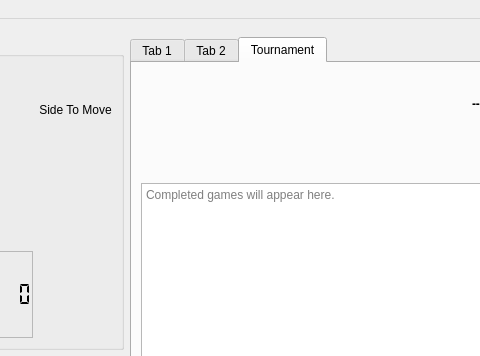
Above: app/mainwindow.ui from neluj/Xake before the change; both pictures show x 131 to 611 and y 0 to 356 of the 1187 by 708 pixel window. Below: the same form after it.
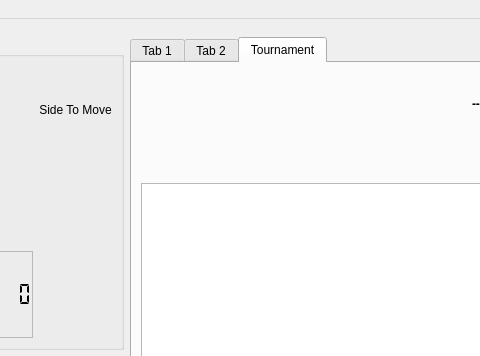
That is the form after the change. Custom widgets are drawn as their Qt base class.

Commit message: Refine tournament results display

The edit to the form file:
```diff
--- a/app/mainwindow.ui
+++ b/app/mainwindow.ui
@@ -284,9 +284,6 @@
              <property name="readOnly">
               <bool>true</bool>
              </property>
-             <property name="placeholderText">
-              <string>Completed games will appear here.</string>
-             </property>
             </widget>
            </item>
           </layout>
```
The commit also changes 1 other file.
